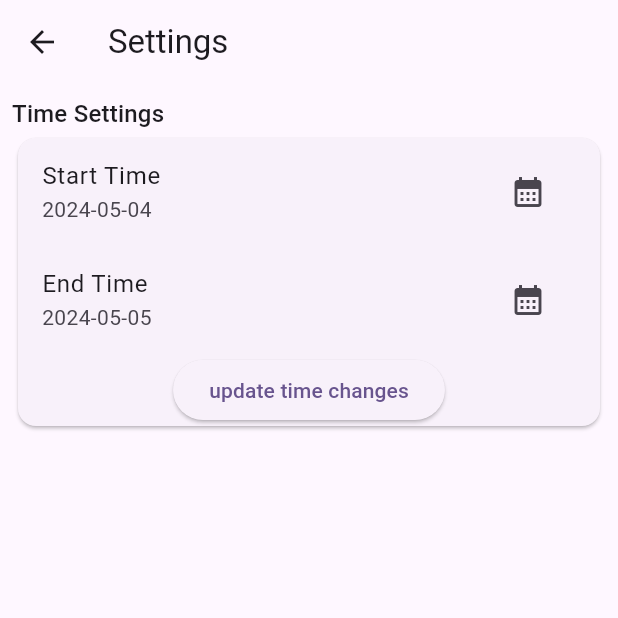
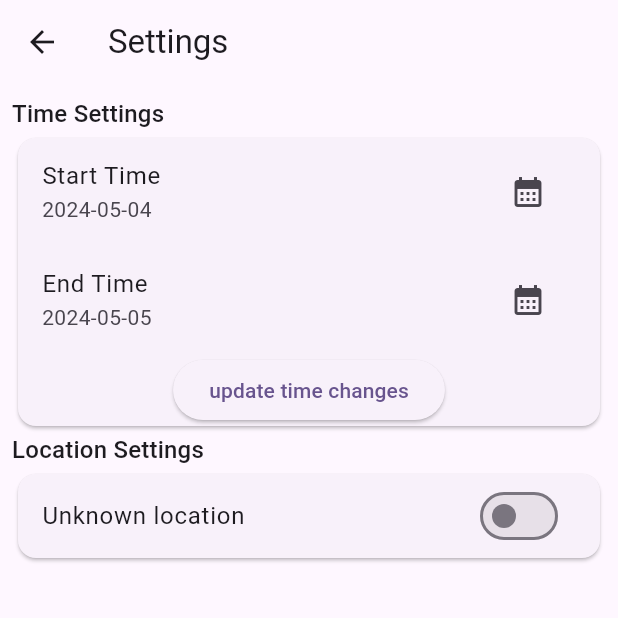
Before and after one commit to rijwan-uddin/earthquake, a Flutter app: the SettingsPage screen opened directly, on a phone screen of 412 x 824 dp, the top half of it. Run offline on Flutter 3.47's test engine with Material 3 defaults, Android fonts, the phone set to English and light mode, and no system bars; our stand-ins replace flutter_easyloading, geocoding, geolocator; network calls fail.

Commit message:
location feature added

```diff
--- a/lib/settings_page.dart
+++ b/lib/settings_page.dart
@@ -1,6 +1,7 @@
 import 'package:earthquake/providers/app_data_provider.dart';
 import 'package:earthquake/utils/helper_functions.dart';
 import 'package:flutter/material.dart';
+import 'package:flutter_easyloading/flutter_easyloading.dart';
 import 'package:provider/provider.dart';
 
 class SettingsPage extends StatefulWidget {
@@ -18,10 +19,13 @@ class _SettingsPageState extends State<SettingsPage> {
         title: Text('Settings'),
       ),
       body: Consumer<AppDataProvider>(
-        builder: (context , provider , child ) => ListView (
+        builder: (context, provider, child) => ListView(
           padding: EdgeInsets.all(8),
           children: [
-            Text('Time Settings', style: Theme.of(context).textTheme.titleMedium,),
+            Text(
+              'Time Settings',
+              style: Theme.of(context).textTheme.titleMedium,
+            ),
             Card(
               child: Column(
                 children: [
@@ -31,10 +35,9 @@ class _SettingsPageState extends State<SettingsPage> {
                     trailing: IconButton(
                       onPressed: () async {
                         final date = await selectDate();
-                      if(date != null){
+                        if (date != null) {
                           provider.setStartTime(date);
                         }
-
                       },
                       icon: Icon(Icons.calendar_month),
                     ),
@@ -45,10 +48,9 @@ class _SettingsPageState extends State<SettingsPage> {
                     trailing: IconButton(
                       onPressed: () async {
                         final date = await selectDate();
-                      if(date != null){
+                        if (date != null) {
                           provider.setEndTime(date);
                         }
-
                       },
                       icon: Icon(Icons.calendar_month),
                     ),
@@ -57,13 +59,32 @@ class _SettingsPageState extends State<SettingsPage> {
                       onPressed: () {
                         provider.getEarthquakeData();
                         showMsg(context, 'Times are updated');
-
                       },
-
                       child: Text('update time changes'))
                 ],
               ),
-            )
+            ),
+            Text(
+              'Location Settings',
+              style: Theme.of(context).textTheme.titleMedium,
+            ),
+            Card(
+              child: SwitchListTile(
+                title: Text(provider.currentCity ?? 'Unknown location'),
+                subtitle: provider.currentCity == null
+                    ? null
+                    : Text(
+                        'Earthquake data will be shown within ${provider.maxRadiusKm} km radius from ${provider.currentCity}'),
+                value: provider.shouldUseLocation,
+                onChanged: (value) async {
+                  EasyLoading.show(status: 'Getting device location...');
+                  await provider.setLocation(value);
+
+                  EasyLoading.dismiss();
+
+                },
+              ),
+            ),
           ],
         ),
       ),
@@ -72,13 +93,12 @@ class _SettingsPageState extends State<SettingsPage> {
 
   Future<String?> selectDate() async {
     final dt = await showDatePicker(
-
       context: context,
       initialDate: DateTime.now(),
       firstDate: DateTime(2000),
       lastDate: DateTime.now(),
     );
-    if(dt != null){
+    if (dt != null) {
       return getFormattedDateTime(dt.millisecondsSinceEpoch);
     }
     return null;
```
Also changed, not shown: lib/providers/app_data_provider.dart (+79 -1 lines). Lines whose indentation alone changed are shown as unchanged.
